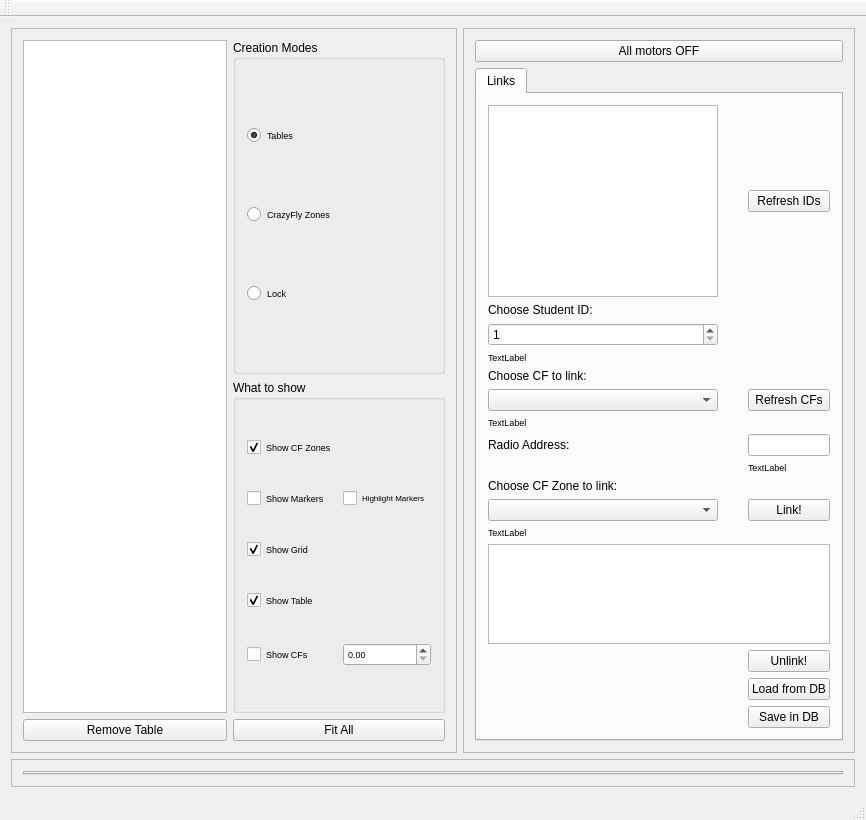
First picture: the form in pps_ws/src/d_fall_pps/GUI_Qt/CrazyFlyGUI/src/mainguiwindow.ui, repository alexdidier/rampc-quadrotor, before the edit.
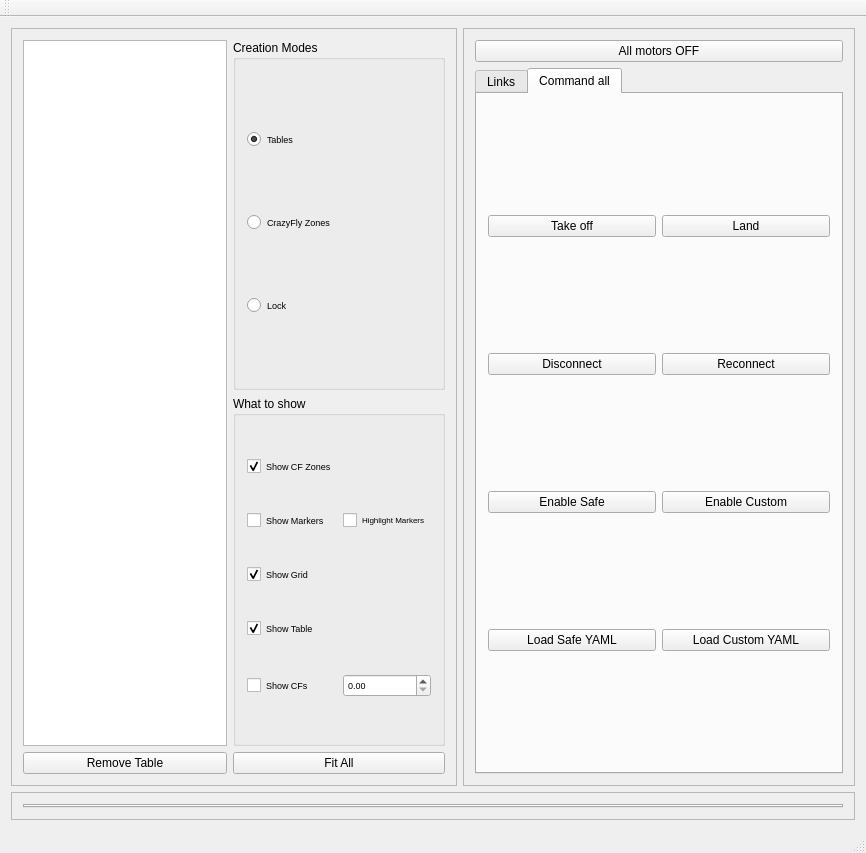
Second picture: the form after the edit. The open tabs and pages were chosen to show the change. Custom widgets are drawn as their Qt base class.

Commit message: Added buttons for the all_.. behaviour from teacher GUI

Diff of the .ui file:
```diff
--- a/pps_ws/src/d_fall_pps/GUI_Qt/CrazyFlyGUI/src/mainguiwindow.ui
+++ b/pps_ws/src/d_fall_pps/GUI_Qt/CrazyFlyGUI/src/mainguiwindow.ui
@@ -7,7 +7,7 @@
     <x>0</x>
     <y>0</y>
     <width>866</width>
-    <height>820</height>
+    <height>853</height>
    </rect>
   </property>
   <property name="windowTitle">
@@ -452,6 +452,69 @@
            </item>
           </layout>
          </widget>
+         <widget class="QWidget" name="tab">
+          <attribute name="title">
+           <string>Command all</string>
+          </attribute>
+          <layout class="QGridLayout" name="gridLayout_2">
+           <item row="0" column="0">
+            <widget class="QPushButton" name="all_take_off_button">
+             <property name="text">
+              <string>Take off</string>
+             </property>
+            </widget>
+           </item>
+           <item row="2" column="0">
+            <widget class="QPushButton" name="all_enable_safe_controller_button">
+             <property name="text">
+              <string>Enable Safe</string>
+             </property>
+            </widget>
+           </item>
+           <item row="0" column="1">
+            <widget class="QPushButton" name="all_land_button">
+             <property name="text">
+              <string>Land</string>
+             </property>
+            </widget>
+           </item>
+           <item row="1" column="1">
+            <widget class="QPushButton" name="all_connect_button">
+             <property name="text">
+              <string>Reconnect</string>
+             </property>
+            </widget>
+           </item>
+           <item row="1" column="0">
+            <widget class="QPushButton" name="all_disconnect_button">
+             <property name="text">
+              <string>Disconnect</string>
+             </property>
+            </widget>
+           </item>
+           <item row="2" column="1">
+            <widget class="QPushButton" name="all_enable_custom_controller_button">
+             <property name="text">
+              <string>Enable Custom</string>
+             </property>
+            </widget>
+           </item>
+           <item row="3" column="0">
+            <widget class="QPushButton" name="all_load_safe_controller_yaml_button">
+             <property name="text">
+              <string>Load Safe YAML</string>
+             </property>
+            </widget>
+           </item>
+           <item row="3" column="1">
+            <widget class="QPushButton" name="all_load_custom_controller_yaml_button">
+             <property name="text">
+              <string>Load Custom YAML</string>
+             </property>
+            </widget>
+           </item>
+          </layout>
+         </widget>
         </widget>
        </item>
       </layout>
```
The commit also changes 2 other files.
